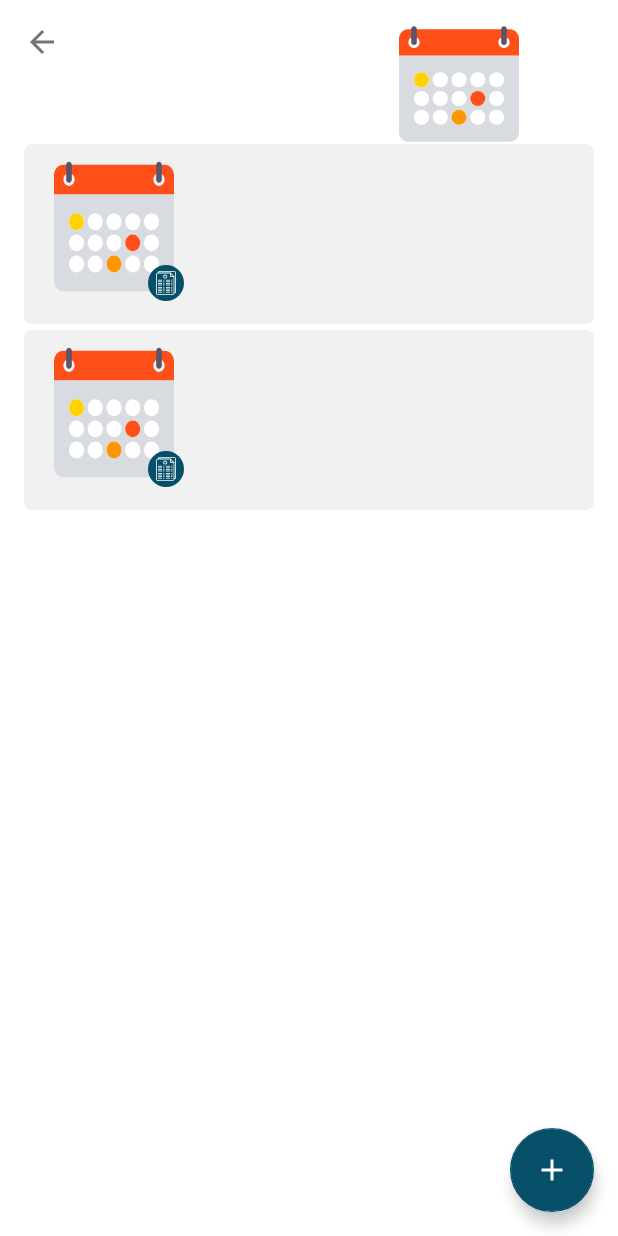
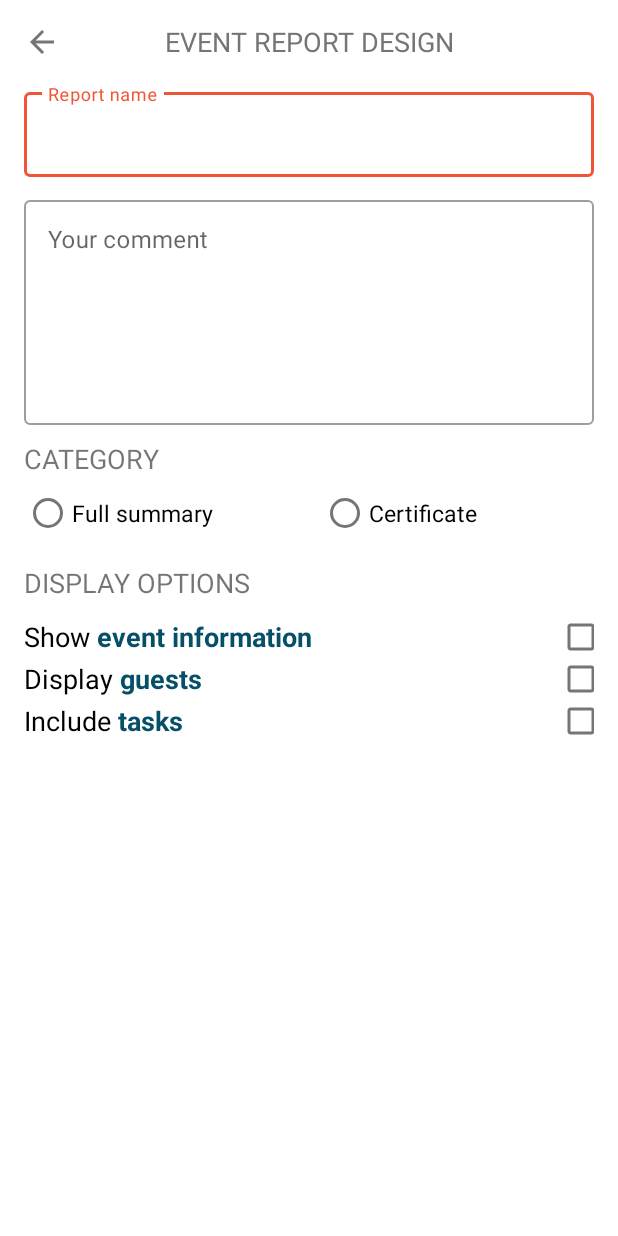
Before and after one commit to cendelinova/EventMate_Android, an Android app: the ReportListActivity screen opened directly, with no data from a screen before it, after a tap on an icon or button, on a phone screen of 412 x 824 dp. Run offline under Robolectric (Android 15) with nearby library versions, the phone set to English and light mode, and no system bars; our stand-ins replace Timber; libraries missing offline, so code that uses them is left out: com.daimajia.androidanimations.

Commit message:
some changes

```diff
--- a/app/build.gradle
+++ b/app/build.gradle
@@ -101,7 +101,6 @@ dependencies {
     implementation 'com.daimajia.easing:library:2.0@aar'
     implementation 'com.daimajia.androidanimations:library:2.3@aar'
 
-
     // Room library
     implementation 'androidx.room:room-runtime:2.1.0-alpha03'
     annotationProcessor 'androidx.room:room-compiler:2.1.0-alpha03'
--- a/app/src/main/AndroidManifest.xml
+++ b/app/src/main/AndroidManifest.xml
@@ -13,15 +13,16 @@
 		android:roundIcon="@mipmap/ic_launcher_round"
 		android:supportsRtl="true"
 		android:theme="@style/AppTheme">
-
 		<service android:name=".helpers.authetification.AuthenticatorService">
 			<intent-filter>
 				<action android:name="android.accounts.AccountAuthenticator" />
 			</intent-filter>
+
 			<meta-data
 				android:name="android.accounts.AccountAuthenticator"
 				android:resource="@xml/authenticator" />
 		</service>
+
 		<provider
 			android:name="androidx.core.content.FileProvider"
 			android:authorities="${applicationId}.com.vansuita.pickimage.provider"
@@ -32,7 +33,6 @@
 				android:name="android.support.FILE_PROVIDER_PATHS"
 				android:resource="@xml/picker_provider_paths" />
 		</provider>
-
 
 		<activity android:name=".ui.mainActivity.MainActivity" />
 		<activity android:name=".ui.login.LoginActivity">
@@ -74,6 +74,7 @@
 				<category android:name="android.intent.category.LAUNCHER" />
 			</intent-filter>
 		</activity>
+		<activity android:name=".ui.report.ReportMarkerActivity"></activity>
 	</application>
 
 </manifest>
--- a/app/src/main/java/gr/tei/erasmus/pp/eventmate/data/model/Report.kt
+++ b/app/src/main/java/gr/tei/erasmus/pp/eventmate/data/model/Report.kt
@@ -1,3 +1,3 @@
 package gr.tei.erasmus.pp.eventmate.data.model
 
-data class Report (val name: String, val description: String)
+data class Report (val name: String, val description: String, val photo: String?)
--- a/app/src/main/java/gr/tei/erasmus/pp/eventmate/helpers/DialogHelper.kt
+++ b/app/src/main/java/gr/tei/erasmus/pp/eventmate/helpers/DialogHelper.kt
@@ -2,6 +2,7 @@ package gr.tei.erasmus.pp.eventmate.helpers
 
 import android.content.Context
 import android.content.DialogInterface
+import android.view.View
 import androidx.appcompat.app.AlertDialog
 import gr.tei.erasmus.pp.eventmate.R
 
@@ -18,4 +19,16 @@ object DialogHelper {
 			it.create()
 		}.show()
 	}
+
+	fun showCustomDialog(context: Context, customView: View, callback: DialogInterface.OnClickListener?) {
+		AlertDialog.Builder(context).apply {
+			setView(customView)
+			setPositiveButton(R.string.btn_confirm, callback)
+			setNegativeButton(
+				R.string.btn_cancel
+			) { dialog, _ -> dialog.dismiss() }
+		}.also {
+			it.create()
+		}.show()
+	}
 }
--- a/app/src/main/java/gr/tei/erasmus/pp/eventmate/ui/report/ReportAdapter.kt
+++ b/app/src/main/java/gr/tei/erasmus/pp/eventmate/ui/report/ReportAdapter.kt
@@ -7,6 +7,7 @@ import android.view.ViewGroup
 import androidx.recyclerview.widget.RecyclerView
 import gr.tei.erasmus.pp.eventmate.R
 import gr.tei.erasmus.pp.eventmate.data.model.Report
+import gr.tei.erasmus.pp.eventmate.helpers.ImageHelper
 import kotlinx.android.synthetic.main.report_item.view.*
 import timber.log.Timber
 
@@ -28,11 +29,27 @@ class ReportAdapter(
 
 	private fun displayReportEntry(viewHolder: ReportViewHolder, report: Report) {
 		with(viewHolder.itemView) {
-			setOnClickListener { reportListener.onReportClick(this, true) }
+			setOnClickListener {
+				if (report_item.getChildAt(0).id == R.id.view_background) {
+					reportListener.onReportClick(this, true)
+				} else {
+					reportListener.onReportClick(this, false)
+				}
+			}
+			report.photo?.let {
+				report_photo.setImageBitmap(ImageHelper.getImageFromString(it))
+			}
+
+			report_name.text = report.name
+			report_description.text = report.description
+
+
 			btn_delete.setOnClickListener { reportListener.onReportDelete(report) }
 			btn_download.setOnClickListener { reportListener.onReportDownload(report) }
 			btn_share.setOnClickListener { reportListener.onReportShare(report) }
+
 		}
+
 	}
 
 	inner class ReportViewHolder(itemView: View) : RecyclerView.ViewHolder(itemView)
--- a/app/src/main/java/gr/tei/erasmus/pp/eventmate/ui/report/ReportListActivity.kt
+++ b/app/src/main/java/gr/tei/erasmus/pp/eventmate/ui/report/ReportListActivity.kt
@@ -1,5 +1,6 @@
 package gr.tei.erasmus.pp.eventmate.ui.report
 
+import android.content.Intent
 import android.os.Bundle
 import android.view.View
 import androidx.lifecycle.ViewModelProviders
@@ -38,7 +39,7 @@ class ReportListActivity : BaseActivity() {
 
 	private fun handleAddFab() {
 		fab.setOnClickListener {
-			//			startActivity(Intent(this, NewEventActivity::class.java))
+			startActivity(Intent(this, ReportMarkerActivity::class.java))
 		}
 	}
 
@@ -51,7 +52,10 @@ class ReportListActivity : BaseActivity() {
 		reportAdapter = ReportAdapter(
 			this,
 			onReportClick,
-			mutableListOf(Report("Certificate for Tim", "awesome party"), Report("More certificate", "blbba"))
+			mutableListOf(
+				Report("Certificate for Tim", "awesome party", null),
+				Report("More certificate", "blbba", null)
+			)
 		)
 
 		with(reports_recycler_view) {
--- /dev/null
+++ b/app/src/main/java/gr/tei/erasmus/pp/eventmate/ui/report/ReportMarkerActivity.kt
@@ -0,0 +1,34 @@
+package gr.tei.erasmus.pp.eventmate.ui.report
+
+import android.os.Bundle
+import android.view.LayoutInflater
+import gr.tei.erasmus.pp.eventmate.R
+import gr.tei.erasmus.pp.eventmate.helpers.DialogHelper
+import gr.tei.erasmus.pp.eventmate.ui.base.BaseActivity
+import kotlinx.android.synthetic.main.activity_report_marker.*
+
+
+class ReportMarkerActivity : BaseActivity() {
+
+	override fun onCreate(savedInstanceState: Bundle?) {
+		super.onCreate(savedInstanceState)
+		setContentView(R.layout.activity_report_marker)
+		setupToolbar(toolbar)
+		setupListeners()
+	}
+
+	private fun setupListeners() {
+		tv_show_event_info.setOnClickListener {
+			DialogHelper.showCustomDialog(
+				this,
+				LayoutInflater.from(this).inflate(R.layout.report_event_info_dialog, null),
+				null
+			)
+		}
+		tv_display_guests.setOnClickListener { }
+		tv_include_tasks.setOnClickListener { }
+
+	}
+
+
+}
--- /dev/null
+++ b/app/src/main/res/layout/activity_report_marker.xml
@@ -0,0 +1,257 @@
+<?xml version="1.0" encoding="utf-8"?>
+<androidx.coordinatorlayout.widget.CoordinatorLayout xmlns:android="http://schemas.android.com/apk/res/android"
+	xmlns:app="http://schemas.android.com/apk/res-auto"
+	xmlns:tools="http://schemas.android.com/tools"
+	android:layout_height="match_parent"
+	android:layout_width="match_parent"
+	tools:context=".ui.newTask.NewTaskActivity">
+
+	<com.google.android.material.appbar.AppBarLayout
+		android:layout_width="match_parent"
+		android:layout_height="wrap_content"
+		android:fitsSystemWindows="true"
+		android:background="@android:color/transparent"
+		android:theme="@style/ThemeOverlay.AppCompat.Dark.ActionBar"
+		app:elevation="0dp">
+
+		<androidx.appcompat.widget.Toolbar
+			android:id="@+id/toolbar"
+			android:background="@color/white"
+			android:layout_height="wrap_content"
+			android:layout_width="match_parent"
+			android:elevation="0dp"
+			android:theme="@style/AppTheme.AppBarOverlayNoBackground"
+			app:popupTheme="@style/AppTheme.PopupOverlay">
+
+			<TextView
+				android:id="@+id/my_title"
+				style="@style/MessageTitle"
+				android:layout_centerInParent="true"
+				android:layout_height="wrap_content"
+				android:layout_width="wrap_content"
+				android:text="@string/msg_report_marker" />
+		</androidx.appcompat.widget.Toolbar>
+
+
+	</com.google.android.material.appbar.AppBarLayout>
+
+	<androidx.core.widget.NestedScrollView
+		android:layout_width="match_parent"
+		android:layout_height="match_parent"
+		app:layout_behavior="@string/appbar_scrolling_view_behavior">
+
+		<androidx.constraintlayout.widget.ConstraintLayout
+			android:focusable="true"
+			android:focusableInTouchMode="true"
+			android:layout_height="wrap_content"
+			android:layout_width="match_parent">
+
+			<ProgressBar
+				android:id="@+id/progress"
+				android:layout_height="wrap_content"
+				android:layout_width="wrap_content"
+				android:visibility="invisible"
+				app:layout_constraintBottom_toBottomOf="parent"
+				app:layout_constraintEnd_toEndOf="parent"
+				app:layout_constraintStart_toStartOf="parent"
+				app:layout_constraintTop_toTopOf="parent" />
+
+
+			<com.google.android.material.textfield.TextInputLayout
+				android:id="@+id/input_report_name"
+				style="@style/MyEditText"
+				android:hint="@string/hint_report_name"
+				android:layout_height="wrap_content"
+				android:layout_width="0dp"
+				app:layout_constraintEnd_toEndOf="parent"
+				app:layout_constraintStart_toStartOf="parent">
+
+				<com.google.android.material.textfield.TextInputEditText
+					android:drawableTint="@color/grey"
+					android:inputType="text"
+					android:layout_height="wrap_content"
+					android:layout_width="match_parent"
+					android:lines="1" />
+			</com.google.android.material.textfield.TextInputLayout>
+
+
+			<com.google.android.material.textfield.TextInputLayout
+				android:id="@+id/input_report_comment"
+				style="@style/MyEditText"
+				android:hint="@string/hint_report_comment"
+				android:layout_height="wrap_content"
+				android:layout_width="0dp"
+				app:layout_constraintEnd_toEndOf="parent"
+				app:layout_constraintStart_toStartOf="parent"
+				app:layout_constraintTop_toBottomOf="@id/input_report_name">
+
+				<com.google.android.material.textfield.TextInputEditText
+					android:drawableTint="@color/grey"
+					android:inputType="textMultiLine"
+					android:layout_height="wrap_content"
+					android:layout_width="match_parent"
+					android:lines="1"
+					android:gravity="top"
+					android:maxLines="10"
+					android:minLines="6" />
+			</com.google.android.material.textfield.TextInputLayout>
+
+			<TextView
+				android:id="@+id/header_category"
+				android:layout_width="0dp"
+				android:layout_height="wrap_content"
+				android:text="@string/category"
+				android:layout_marginTop="@dimen/spacing_small"
+				android:layout_marginStart="@dimen/spacing_normal"
+				android:textSize="@dimen/font_large"
+				android:textAllCaps="true"
+				app:layout_constraintStart_toStartOf="parent"
+				app:layout_constraintTop_toBottomOf="@id/input_report_comment" />
+
+			<RadioGroup
+				android:id="@+id/report_category"
+				android:layout_width="0dp"
+				android:layout_height="wrap_content"
+				android:orientation="horizontal"
+				android:layout_marginStart="@dimen/spacing_normal"
+				android:weightSum="2"
+				app:layout_constraintEnd_toEndOf="parent"
+				app:layout_constraintStart_toStartOf="parent"
+				app:layout_constraintTop_toBottomOf="@id/header_category">
+
+				<RadioButton
+					android:id="@+id/full_report"
+					android:layout_width="0dp"
+					android:layout_height="wrap_content"
+					android:text="@string/full_report"
+					android:layout_weight="1"
+					android:theme="@style/MyRadioButtonStyle" />
+
+				<RadioButton
+					android:id="@+id/certificate"
+					android:layout_width="0dp"
+					android:layout_height="wrap_content"
+					android:layout_weight="1"
+					android:text="@string/certificate"
+					android:theme="@style/MyRadioButtonStyle" />
+			</RadioGroup>
+
+
+			<LinearLayout
+				android:id="@+id/summary_options"
+				android:layout_width="0dp"
+				android:layout_height="wrap_content"
+				android:orientation="vertical"
+				android:layout_marginStart="@dimen/spacing_normal"
+				android:layout_marginEnd="@dimen/spacing_normal"
+				android:layout_marginTop="@dimen/spacing_small"
+				app:layout_constraintEnd_toEndOf="parent"
+				app:layout_constraintStart_toStartOf="parent"
+				app:layout_constraintTop_toBottomOf="@id/report_category">
+
+				<TextView
+					android:id="@+id/header_display_info"
+					android:layout_height="wrap_content"
+					android:layout_width="match_parent"
+					android:textSize="@dimen/font_large"
+					android:text="@string/display_options"
+					android:layout_marginBottom="@dimen/spacing_small"
+					android:textAllCaps="true" />
+
+				<LinearLayout
+					android:layout_width="match_parent"
+					android:layout_height="match_parent"
+					android:orientation="horizontal">
+
+					<TextView
+						android:id="@+id/tv_show_event_info"
+						style="@style/CheckboxText"
+						android:layout_width="wrap_content"
+						android:layout_height="wrap_content"
+						android:text="@string/show_event_info" />
+
+					<Space
+						android:layout_width="0dp"
+						android:layout_weight="1"
+						android:layout_height="wrap_content" />
+
+					<CheckBox
+						android:id="@+id/show_event_info"
+						style="@style/CheckboxStyle"
+						android:layout_width="wrap_content"
+						android:layout_height="wrap_content"
+						android:layout_gravity="center_vertical" />
+
+				</LinearLayout>
+
+				<LinearLayout
+					android:layout_width="match_parent"
+					android:layout_height="match_parent"
+					android:orientation="horizontal">
+
+					<TextView
+						android:id="@+id/tv_display_guests"
+						style="@style/CheckboxText"
+						android:layout_width="wrap_content"
+						android:layout_height="wrap_content"
+						android:text="@string/display_guests" />
+
+					<Space
+						android:layout_width="0dp"
+						android:layout_weight="1"
+						android:layout_height="wrap_content" />
+
+					<CheckBox
+						android:id="@+id/display_guests"
+						style="@style/CheckboxStyle"
+						android:layout_gravity="center_vertical"
+						android:layout_width="wrap_content"
+						android:layout_height="wrap_content" />
+				</LinearLayout>
+
+
+				<LinearLayout
+					android:layout_width="match_parent"
+					android:layout_height="match_parent"
+					android:orientation="horizontal">
+
+					<TextView
+						android:id="@+id/tv_include_tasks"
+						style="@style/CheckboxText"
+						android:layout_width="wrap_content"
+						android:layout_height="wrap_content"
+						android:text="@string/include_tasks" />
+
+					<Space
+						android:layout_width="0dp"
+						android:layout_weight="1"
+						android:layout_height="wrap_content" />
+
+					<CheckBox
+						android:id="@+id/include_tasks"
+						style="@style/CheckboxStyle"
+						android:layout_width="wrap_content"
+						android:layout_height="wrap_content"
+						android:layout_gravity="center_vertical" />
+				</LinearLayout>
+
+
+			</LinearLayout>
+
+
+			<androidx.appcompat.widget.AppCompatButton
+				android:id="@+id/btn_generate_report"
+				style="@style/Button"
+				android:layout_height="wrap_content"
+				android:layout_marginTop="@dimen/spacing_normal"
+				android:layout_width="wrap_content"
+				android:text="@string/btn_generate_report"
+				app:layout_constraintEnd_toEndOf="parent"
+				app:layout_constraintStart_toStartOf="parent"
+				app:layout_constraintTop_toBottomOf="@id/summary_options" />
+
+		</androidx.constraintlayout.widget.ConstraintLayout>
+
+	</androidx.core.widget.NestedScrollView>
+
+</androidx.coordinatorlayout.widget.CoordinatorLayout>
--- a/app/src/main/res/layout/filter_dialog.xml
+++ b/app/src/main/res/layout/filter_dialog.xml
@@ -24,6 +24,7 @@
 			android:layout_width="match_parent"
 			android:layout_height="wrap_content"
 			android:text="@string/event_owner"
+			android:layout_marginBottom="-15dp"
 			android:theme="@style/MyRadioButtonStyle"/>
 
 		<RadioButton
@@ -31,6 +32,8 @@
 			android:layout_width="match_parent"
 			android:layout_height="wrap_content"
 			android:text="@string/event_guest"
+			android:layout_marginBottom="-15dp"
+
 			android:theme="@style/MyRadioButtonStyle"/>
 	</RadioGroup>
 
@@ -52,12 +55,15 @@
 			android:layout_width="match_parent"
 			android:layout_height="wrap_content"
 			android:text="@string/event_status_editable"
+			android:layout_marginBottom="-15dp"
 			android:theme="@style/MyRadioButtonStyle"/>
 
 		<RadioButton
 			android:id="@+id/ready_to_play"
 			android:layout_width="match_parent"
 			android:layout_height="wrap_content"
+			android:layout_marginBottom="-15dp"
+
 			android:theme="@style/MyRadioButtonStyle"
 			android:text="@string/event_status_ready_to_play" />
 
@@ -66,6 +72,7 @@
 			android:layout_width="match_parent"
 			android:layout_height="wrap_content"
 			android:text="@string/event_status_in_play"
+			android:layout_marginBottom="-15dp"
 			android:theme="@style/MyRadioButtonStyle"/>
 
 		<RadioButton
@@ -73,6 +80,8 @@
 			android:layout_width="match_parent"
 			android:layout_height="wrap_content"
 			android:text="@string/event_status_evaluation"
+			android:layout_marginBottom="-15dp"
+
 			android:theme="@style/MyRadioButtonStyle"/>
 
 		<RadioButton
--- /dev/null
+++ b/app/src/main/res/layout/report_event_info_dialog.xml
@@ -0,0 +1,60 @@
+<?xml version="1.0" encoding="utf-8"?>
+<LinearLayout xmlns:android="http://schemas.android.com/apk/res/android"
+	android:orientation="vertical"
+	android:layout_width="match_parent"
+	android:layout_height="match_parent"
+	android:padding="@dimen/spacing_normal">
+
+	<TextView
+		android:id="@+id/my_title"
+		style="@style/MessageTitle"
+		android:layout_height="wrap_content"
+		android:layout_width="wrap_content"
+		android:textSize="@dimen/font_normal"
+		android:layout_marginBottom="@dimen/spacing_normal"
+		android:text="@string/mgs_report_info" />
+
+	<CheckBox
+		android:id="@+id/event_name"
+		style="@style/CheckboxDialogStyle"
+		android:layout_width="match_parent"
+		android:text="@string/hint_event_name"
+		android:layout_height="wrap_content" />
+
+	<CheckBox
+		android:id="@+id/event_date"
+		style="@style/CheckboxDialogStyle"
+		android:layout_width="match_parent"
+		android:text="@string/event_date"
+		android:layout_height="wrap_content" />
+
+	<CheckBox
+		android:id="@+id/event_place"
+		style="@style/CheckboxDialogStyle"
+		android:layout_width="match_parent"
+		android:text="@string/event_place"
+		android:layout_height="wrap_content" />
+
+	<CheckBox
+		android:id="@+id/event_owner"
+		style="@style/CheckboxDialogStyle"
+		android:layout_width="match_parent"
+		android:text="@string/event_owner"
+		android:layout_height="wrap_content" />
+
+	<CheckBox
+		android:id="@+id/report_creator"
+		style="@style/CheckboxDialogStyle"
+		android:layout_width="match_parent"
+		android:text="@string/report_creator"
+
+		android:layout_height="wrap_content" />
+
+	<CheckBox
+		android:id="@+id/report_created_date"
+		style="@style/CheckboxDialogStyle"
+		android:layout_width="match_parent"
+		android:text="@string/report_created_date"
+		android:layout_height="wrap_content" />
+
+</LinearLayout>
--- a/app/src/main/res/layout/report_item.xml
+++ b/app/src/main/res/layout/report_item.xml
@@ -2,6 +2,7 @@
 <FrameLayout xmlns:android="http://schemas.android.com/apk/res/android"
 	xmlns:app="http://schemas.android.com/apk/res-auto"
 	xmlns:tools="http://schemas.android.com/tools"
+	android:id="@+id/report_item"
 	android:layout_width="match_parent"
 	android:layout_height="wrap_content">
 
@@ -118,7 +119,7 @@
 					android:layout_width="wrap_content"
 					android:layout_height="wrap_content"
 					android:layout_below="@id/report_name"
-					android:maxLines="2"
+					android:maxLines="4"
 					android:ellipsize="end"
 					tools:text="All boring stuff... Great night guys!" />
 
--- a/app/src/main/res/values/strings.xml
+++ b/app/src/main/res/values/strings.xml
@@ -190,4 +190,20 @@
 	<string name="active_filters">Active filters</string>
 	<string name="share">Share</string>
 	<string name="download">Download</string>
+	<string name="msg_report_marker">Event report design</string>
+	<string name="hint_report_name">Report name</string>
+	<string name="hint_report_comment">Your comment</string>
+	<string name="btn_generate_report">Generate report</string>
+	<string name="category">Category</string>
+	<string name="full_report">Full summary</string>
+	<string name="certificate">Certificate</string>
+	<string name="display_options">Display options</string>
+	<string name="show_event_info">Show <b><font fgcolor='#064f68'>event information</font></b></string>
+	<string name="display_guests">Display <b><font fgcolor='#064f68'>guests</font></b></string>
+	<string name="include_tasks">Include <b><font fgcolor='#064f68'>tasks</font></b></string>
+	<string name="event_date">Event date</string>
+	<string name="event_place">Event place</string>
+	<string name="report_creator">Report creator</string>
+	<string name="report_created_date">Report created date</string>
+	<string name="mgs_report_info">WHAT INFORMATION WOULD YOU LIKE TO INCLUDE?</string>
 </resources>
--- a/app/src/main/res/values/styles.xml
+++ b/app/src/main/res/values/styles.xml
@@ -41,6 +41,20 @@
 	<style name="MyRadioButtonStyle" parent="Widget.MaterialComponents.CompoundButton.RadioButton">
 		<item name="android:colorControlActivated">@color/colorAccent</item>
 		<item name="android:textSize">@dimen/font_normal</item>
+		<item name="android:layout_marginBottom">-15dp</item>
+	</style>
+
+	<style name="CheckboxStyle" parent="Widget.MaterialComponents.CompoundButton.CheckBox">
+		<item name="android:colorControlActivated">@color/colorAccent</item>
+		<item name="android:layout_marginEnd">-15dp</item>
+		<item name="android:layout_marginBottom">-10dp</item>
+		<item name="android:layout_marginTop">-10dp</item>
+	</style>
+
+	<style name="CheckboxDialogStyle" parent="Widget.MaterialComponents.CompoundButton.CheckBox">
+		<item name="android:colorControlActivated">@color/colorAccent</item>
+		<item name="android:layout_marginBottom">-5dp</item>
+		<item name="android:layout_marginTop">-5dp</item>
 	</style>
 
 	<style name="EditableRoundedImage">
--- a/app/src/main/res/values/text_styles.xml
+++ b/app/src/main/res/values/text_styles.xml
@@ -24,7 +24,7 @@
 
 	<style name="MessageTitle">
 		<item name="android:layout_gravity">center</item>
-		<item name="android:textSize">@dimen/font_normal</item>
+		<item name="android:textSize">@dimen/font_large</item>
 		<item name="android:textStyle">normal</item>
 		<item name="android:textColor">@color/primary_text_color</item>
 		<item name="android:textAlignment">center</item>
@@ -87,5 +87,13 @@
 		<item name="android:ellipsize">end</item>
 	</style>
 
+	<style name="CheckboxText">
+		<item name="android:textColor">@color/black</item>
+		<item name="android:textSize">@dimen/font_large</item>
+		<item name="android:layout_gravity">center_vertical|start</item>
+		<item name="android:clickable">true</item>
+		<item name="android:focusable">true</item>
+
+	</style>
 
 </resources>
```
